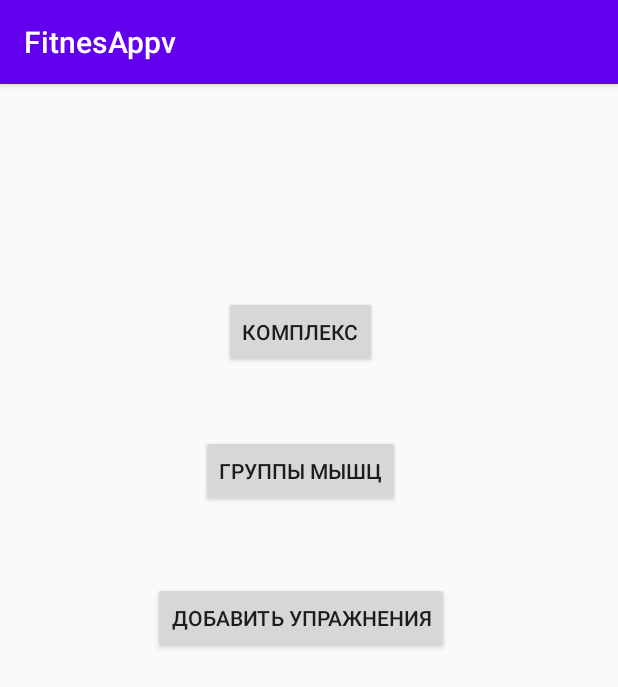
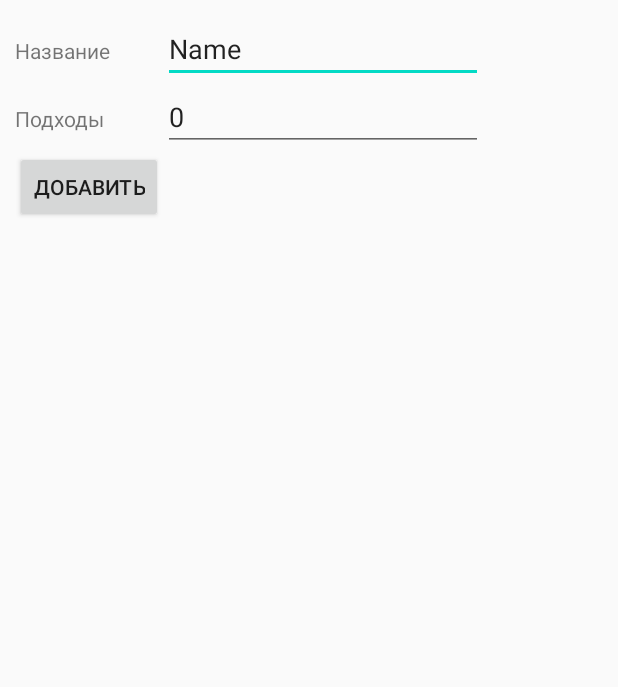
Before and after one commit to evstratov/AndroidApplication, an Android app: the screen it shows after launch (MainActivity before the commit, AddExercise after it), after a tap on "ДОБАВИТЬ УПРАЖНЕНИЯ", on a phone screen of 412 x 824 dp. Shown: the top 687 px of the screen. Run offline under Robolectric (Android 15) with nearby library versions, the phone set to English and light mode, and no system bars.

Commit message:
Добавление в бд новых упражнений

```diff
--- a/mobile/src/main/AndroidManifest.xml
+++ b/mobile/src/main/AndroidManifest.xml
@@ -22,6 +22,9 @@
         <activity android:name=".ExerciseActivity"
             android:label="@string/exercise_title">
         </activity>
+        <activity android:name=".AddExercise"
+            android:label="@string/add_title">
+        </activity>
     </application>
 
 </manifest>
--- /dev/null
+++ b/mobile/src/main/java/com/example/fitnesappv/AddExercise.java
@@ -0,0 +1,63 @@
+package com.example.fitnesappv;
+
+import android.app.Activity;
+import android.content.ContentValues;
+import android.database.Cursor;
+import android.database.sqlite.SQLiteDatabase;
+import android.os.Bundle;
+import android.util.Log;
+import android.view.View;
+import android.widget.Button;
+import android.widget.EditText;
+
+public class AddExercise extends Activity {
+    Button btn_add;
+    EditText editName;
+    EditText editApproaches;
+
+    DBHelper dbHelper;
+    @Override
+    protected void onCreate(Bundle savedInstanceState) {
+        super.onCreate(savedInstanceState);
+        setContentView(R.layout.activity_add_exercise);
+
+        dbHelper = new DBHelper(this);
+
+        btn_add = (Button) findViewById(R.id.btn_add);
+        editApproaches = (EditText) findViewById(R.id.editApproaches);
+        editName = (EditText) findViewById(R.id.editName);
+
+        btn_add.setOnClickListener(new View.OnClickListener() {
+            @Override
+            public void onClick(View v) {
+                SQLiteDatabase database = dbHelper.getWritableDatabase();
+                ContentValues contentValues = new ContentValues();
+
+                contentValues.put(DBHelper.KEY_NAME, editName.getText().toString());
+                contentValues.put(DBHelper.KEY_APPROACH, editApproaches.getText().toString());
+
+                database.insert(DBHelper.TABLE_EXERCISE, null, contentValues);
+
+                Cursor cursor = database.query(DBHelper.TABLE_EXERCISE, null, null, null, null, null, null);
+
+                if (cursor.moveToFirst()) {
+                    int idIndex = cursor.getColumnIndex(DBHelper.KEY_ID);
+                    int nameIndex = cursor.getColumnIndex(DBHelper.KEY_NAME);
+                    int emailIndex = cursor.getColumnIndex(DBHelper.KEY_APPROACH);
+                    do {
+                        Log.d("mLog", "ID = " + cursor.getInt(idIndex) +
+                                ", name = " + cursor.getString(nameIndex) +
+                                ", approach = " + cursor.getString(emailIndex));
+                    } while (cursor.moveToNext());
+                } else
+                    Log.d("mLog","0 rows");
+
+                cursor.close();
+
+                dbHelper.close();
+            }
+        });
+
+
+    }
+}
--- /dev/null
+++ b/mobile/src/main/java/com/example/fitnesappv/DBHelper.java
@@ -0,0 +1,35 @@
+package com.example.fitnesappv;
+
+import android.content.Context;
+import android.database.sqlite.SQLiteDatabase;
+import android.database.sqlite.SQLiteOpenHelper;
+
+import androidx.annotation.Nullable;
+
+public class DBHelper extends SQLiteOpenHelper {
+
+    public static final int DATABASE_VERSION = 1;
+    public static final String DATABASE_NAME = "exercisesDB";
+    public static final String TABLE_EXERCISE = "exerciseTable";
+
+    public static final String KEY_ID = "_id";
+    public static final String KEY_NAME = "name";
+    public static final String KEY_APPROACH = "approach";
+
+    public DBHelper(@Nullable Context context) {
+        super(context, DATABASE_NAME, null, DATABASE_VERSION);
+    }
+
+    @Override
+    public void onCreate(SQLiteDatabase db) {
+        db.execSQL("create table " + TABLE_EXERCISE + "(" + KEY_ID
+                + " integer primary key," + KEY_NAME + " text," + KEY_APPROACH + " integer" + ")");
+    }
+
+    @Override
+    public void onUpgrade(SQLiteDatabase db, int oldVersion, int newVersion) {
+        db.execSQL("drop table if exists " + TABLE_EXERCISE);
+
+        onCreate(db);
+    }
+}
--- a/mobile/src/main/java/com/example/fitnesappv/MainActivity.java
+++ b/mobile/src/main/java/com/example/fitnesappv/MainActivity.java
@@ -38,7 +38,8 @@ public class MainActivity extends AppCompatActivity {
         btn_add_exercises.setOnClickListener(new View.OnClickListener() {
             @Override
             public void onClick(View v) {
-
+                Intent intent = new Intent(MainActivity.this, AddExercise.class);
+                startActivity(intent);
             }
         });
     }
--- /dev/null
+++ b/mobile/src/main/res/layout/activity_add_exercise.xml
@@ -0,0 +1,67 @@
+<?xml version="1.0" encoding="utf-8"?>
+<androidx.constraintlayout.widget.ConstraintLayout
+    xmlns:android="http://schemas.android.com/apk/res/android"
+    xmlns:app="http://schemas.android.com/apk/res-auto"
+    xmlns:tools="http://schemas.android.com/tools"
+    android:layout_width="match_parent"
+    android:layout_height="match_parent">
+
+    <TableLayout
+        android:layout_width="409dp"
+        android:layout_height="729dp"
+        android:layout_marginStart="10dp"
+        android:layout_marginTop="10dp"
+        app:layout_constraintStart_toStartOf="parent"
+        app:layout_constraintTop_toTopOf="parent">
+
+        <TableRow
+            android:layout_width="match_parent"
+            android:layout_height="match_parent">
+
+            <TextView
+                android:id="@+id/txt_name"
+                android:layout_width="wrap_content"
+                android:layout_height="wrap_content"
+                android:text="Название" />
+
+            <EditText
+                android:id="@+id/editName"
+                android:layout_width="wrap_content"
+                android:layout_height="wrap_content"
+                android:ems="10"
+                android:inputType="textPersonName"
+                android:text="Name" />
+        </TableRow>
+
+        <TableRow
+            android:layout_width="match_parent"
+            android:layout_height="match_parent">
+
+            <TextView
+                android:id="@+id/txt_approaches_count"
+                android:layout_width="wrap_content"
+                android:layout_height="wrap_content"
+                android:text="Подходы" />
+
+            <EditText
+                android:id="@+id/editApproaches"
+                android:layout_width="wrap_content"
+                android:layout_height="wrap_content"
+                android:ems="10"
+                android:inputType="number"
+                android:text="0" />
+
+        </TableRow>
+
+        <TableRow
+            android:layout_width="match_parent"
+            android:layout_height="match_parent">
+
+            <Button
+                android:id="@+id/btn_add"
+                android:layout_width="wrap_content"
+                android:layout_height="wrap_content"
+                android:text="Добавить" />
+        </TableRow>
+    </TableLayout>
+</androidx.constraintlayout.widget.ConstraintLayout>
--- a/mobile/src/main/res/values/strings.xml
+++ b/mobile/src/main/res/values/strings.xml
@@ -1,4 +1,6 @@
 <resources>
     <string name="app_name">FitnesAppv</string>
     <string name="exercise_title">Тренировка</string>
+    <string name="add_title">"Добавить упражнение"</string>
+
 </resources>
```
